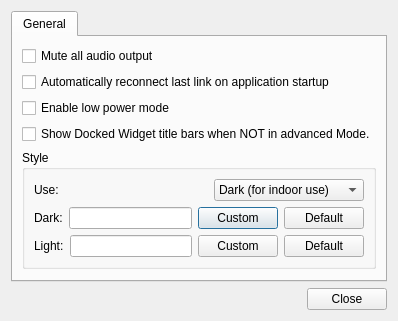
mavlink/qgroundcontrol, file src/ui/QGCSettingsWidget.ui: the form before one commit.
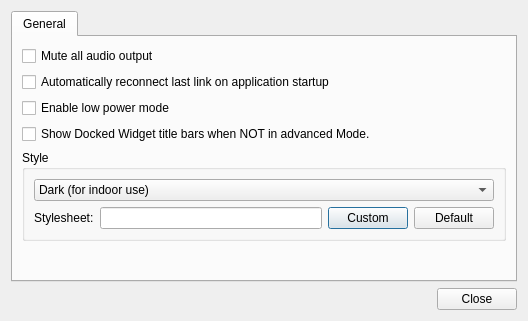
The form after the commit. Icons and pictures are not drawn.

Commit message: The style changing UI now works somewhat. Doesn't interact with QSettings yet.

Patch:
```diff
--- a/src/ui/QGCSettingsWidget.ui
+++ b/src/ui/QGCSettingsWidget.ui
@@ -6,8 +6,8 @@
    <rect>
     <x>0</x>
     <y>0</y>
-    <width>392</width>
-    <height>313</height>
+    <width>528</width>
+    <height>321</height>
    </rect>
   </property>
   <property name="sizePolicy">
@@ -77,38 +77,18 @@
          <property name="title">
           <string>Style</string>
          </property>
+         <property name="flat">
+          <bool>false</bool>
+         </property>
+         <property name="checkable">
+          <bool>false</bool>
+         </property>
          <layout class="QVBoxLayout" name="verticalLayout_3">
           <item>
            <layout class="QHBoxLayout" name="horizontalLayout">
             <property name="sizeConstraint">
              <enum>QLayout::SetMinimumSize</enum>
             </property>
-            <item>
-             <widget class="QLabel" name="label">
-              <property name="sizePolicy">
-               <sizepolicy hsizetype="Minimum" vsizetype="Minimum">
-                <horstretch>0</horstretch>
-                <verstretch>0</verstretch>
-               </sizepolicy>
-              </property>
-              <property name="text">
-               <string>Use:</string>
-              </property>
-             </widget>
-            </item>
-            <item>
-             <spacer name="horizontalSpacer">
-              <property name="orientation">
-               <enum>Qt::Horizontal</enum>
-              </property>
-              <property name="sizeHint" stdset="0">
-               <size>
-                <width>40</width>
-                <height>20</height>
-               </size>
-              </property>
-             </spacer>
-            </item>
             <item>
              <widget class="QComboBox" name="styleChooser">
               <item>
@@ -128,7 +108,7 @@
           <item>
            <layout class="QHBoxLayout" name="DarkStyleLayout">
             <item>
-             <widget class="QLabel" name="label_2">
+             <widget class="QLabel" name="label">
               <property name="sizePolicy">
                <sizepolicy hsizetype="Minimum" vsizetype="Minimum">
                 <horstretch>0</horstretch>
@@ -136,7 +116,7 @@
                </sizepolicy>
               </property>
               <property name="text">
-               <string>Dark:</string>
+               <string>Stylesheet:</string>
               </property>
              </widget>
             </item>
@@ -151,41 +131,7 @@
              </widget>
             </item>
             <item>
-             <widget class="QPushButton" name="darkStyleDefaultButton">
-              <property name="text">
-               <string>Default</string>
-              </property>
-             </widget>
-            </item>
-           </layout>
-          </item>
-          <item>
-           <layout class="QHBoxLayout" name="LightStyleLayout">
-            <item>
-             <widget class="QLabel" name="label_3">
-              <property name="sizePolicy">
-               <sizepolicy hsizetype="Minimum" vsizetype="Minimum">
-                <horstretch>0</horstretch>
-                <verstretch>0</verstretch>
-               </sizepolicy>
-              </property>
-              <property name="text">
-               <string>Light:</string>
-              </property>
-             </widget>
-            </item>
-            <item>
-             <widget class="QLineEdit" name="lightStyleFile"/>
-            </item>
-            <item>
-             <widget class="QPushButton" name="lightStyleCustomButton">
-              <property name="text">
-               <string>Custom</string>
-              </property>
-             </widget>
-            </item>
-            <item>
-             <widget class="QPushButton" name="lightStyleDefaultButton">
+             <widget class="QPushButton" name="styleDefaultButton">
               <property name="text">
                <string>Default</string>
               </property>
```
Left out of the diff: 4 changed lines with no effect on the pictures. The commit also changes 4 other files.
